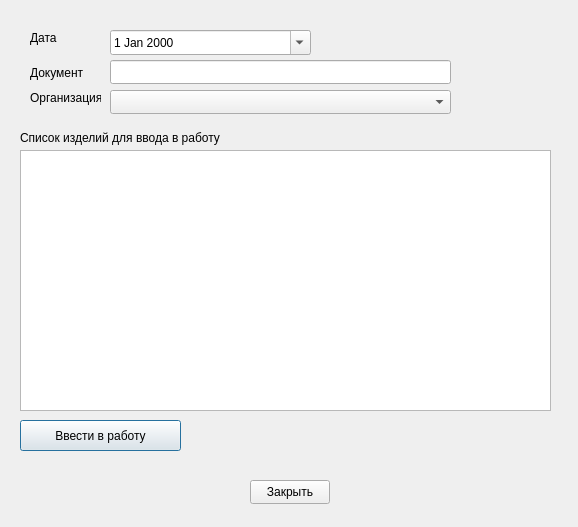
First picture: the form in Remont/startworkwindow.ui, repository AlexeyScherbakov2021/Remont2, before the edit.
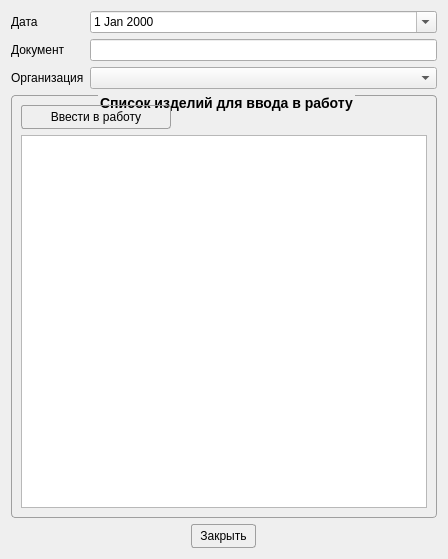
Second picture: the form after the edit.

Patch:
```diff
--- a/Remont/startworkwindow.ui
+++ b/Remont/startworkwindow.ui
@@ -6,48 +6,63 @@
    <rect>
     <x>0</x>
     <y>0</y>
-    <width>578</width>
-    <height>527</height>
+    <width>448</width>
+    <height>559</height>
    </rect>
   </property>
   <property name="windowTitle">
    <string>Ввод в работу</string>
   </property>
+  <property name="styleSheet">
+   <string notr="true">QGroupBox {
+    border: 1px solid #9F9F9F;
+    font-size: 14px;
+    font-weight: 800;
+    color: black;
+    border-radius: 4px;
+    margin-top: 2.5ex; 
+    padding-top: 2ex;
+}
+QGroupBox::title {
+    subcontrol-origin: margin;
+    subcontrol-position: top center;
+}
+
+
+QPushButton {
+    border-radius: 3px;
+    border: 1px solid #9F9F9F;
+	padding-left: 8px;
+	padding-right: 8px;
+	padding-top: 4px;
+	padding-bottom: 4px;
+}
+
+QPushButton:hover { 
+	background-color: white;
+}
+
+QPushButton:pressed {
+background-color: LightGray;
+    position: relative;
+     top: 4px; left: 4px;
+}
+
+
+</string>
+  </property>
+  <layout class="QVBoxLayout" name="verticalLayout">
+   <item>
+    <layout class="QFormLayout" name="formLayout">
+     <item row="0" column="0">
   <widget class="QLabel" name="label">
-   <property name="geometry">
-    <rect>
-     <x>30</x>
-     <y>30</y>
-     <width>49</width>
-     <height>16</height>
-    </rect>
-   </property>
    <property name="text">
     <string>Дата</string>
    </property>
   </widget>
-  <widget class="QLabel" name="label_2">
-   <property name="geometry">
-    <rect>
-     <x>30</x>
-     <y>65</y>
-     <width>61</width>
-     <height>16</height>
-    </rect>
-   </property>
-   <property name="text">
-    <string>Документ</string>
-   </property>
-  </widget>
+     </item>
+     <item row="0" column="1">
   <widget class="QDateEdit" name="deDate">
-   <property name="geometry">
-    <rect>
-     <x>110</x>
-     <y>30</y>
-     <width>201</width>
-     <height>25</height>
-    </rect>
-   </property>
    <property name="calendarPopup">
     <bool>true</bool>
    </property>
@@ -55,94 +70,75 @@
     <enum>Qt::TimeSpec::LocalTime</enum>
    </property>
   </widget>
-  <widget class="QLineEdit" name="leDoc">
-   <property name="geometry">
-    <rect>
-     <x>110</x>
-     <y>60</y>
-     <width>341</width>
-     <height>24</height>
-    </rect>
-   </property>
-  </widget>
-  <widget class="QLabel" name="label_3">
-   <property name="geometry">
-    <rect>
-     <x>20</x>
-     <y>130</y>
-     <width>201</width>
-     <height>16</height>
-    </rect>
-   </property>
+     </item>
+     <item row="1" column="0">
+      <widget class="QLabel" name="label_2">
+       <property name="text">
+        <string>Документ</string>
+       </property>
+      </widget>
+     </item>
+     <item row="1" column="1">
+      <widget class="QLineEdit" name="leDoc"/>
+     </item>
+     <item row="2" column="0">
+      <widget class="QLabel" name="label_5">
    <property name="text">
+        <string>Организация</string>
+       </property>
+      </widget>
+     </item>
+     <item row="2" column="1">
+      <widget class="QComboBox" name="cbOrganization"/>
+     </item>
+    </layout>
+   </item>
+   <item>
+    <widget class="QGroupBox" name="groupBox">
+     <property name="title">
     <string>Список изделий для ввода в работу</string>
    </property>
-  </widget>
+     <layout class="QVBoxLayout" name="verticalLayout_2">
+      <item>
+       <widget class="QPushButton" name="pbProdToWork">
+        <property name="maximumSize">
+         <size>
+          <width>150</width>
+          <height>16777215</height>
+         </size>
+        </property>
+        <property name="text">
+         <string>Ввести в работу</string>
+        </property>
+       </widget>
+      </item>
+      <item>
   <widget class="QListWidget" name="lwProduct">
-   <property name="geometry">
-    <rect>
-     <x>20</x>
-     <y>150</y>
-     <width>531</width>
-     <height>261</height>
-    </rect>
-   </property>
    <property name="alternatingRowColors">
-    <bool>false</bool>
+         <bool>true</bool>
    </property>
    <property name="selectionMode">
     <enum>QAbstractItemView::SelectionMode::ExtendedSelection</enum>
    </property>
   </widget>
-  <widget class="QPushButton" name="pbProdToWork">
-   <property name="geometry">
-    <rect>
-     <x>20</x>
-     <y>420</y>
-     <width>161</width>
-     <height>31</height>
-    </rect>
-   </property>
-   <property name="text">
-    <string>Ввести в работу</string>
-   </property>
-  </widget>
+      </item>
+     </layout>
+    </widget>
+   </item>
+   <item alignment="Qt::AlignmentFlag::AlignHCenter">
   <widget class="QPushButton" name="pbClose">
-   <property name="geometry">
-    <rect>
-     <x>250</x>
-     <y>480</y>
-     <width>80</width>
-     <height>24</height>
-    </rect>
+     <property name="maximumSize">
+      <size>
+       <width>150</width>
+       <height>16777215</height>
+      </size>
    </property>
    <property name="text">
     <string>Закрыть</string>
    </property>
   </widget>
-  <widget class="QComboBox" name="cbOrganization">
-   <property name="geometry">
-    <rect>
-     <x>110</x>
-     <y>90</y>
-     <width>341</width>
-     <height>24</height>
-    </rect>
-   </property>
-  </widget>
-  <widget class="QLabel" name="label_5">
-   <property name="geometry">
-    <rect>
-     <x>30</x>
-     <y>90</y>
-     <width>71</width>
-     <height>16</height>
-    </rect>
-   </property>
-   <property name="text">
-    <string>Организация</string>
-   </property>
-  </widget>
+   </item>
+  </layout>
  </widget>
  <resources/>
  <connections>
```
Lines whose indentation alone changed are shown as unchanged.
